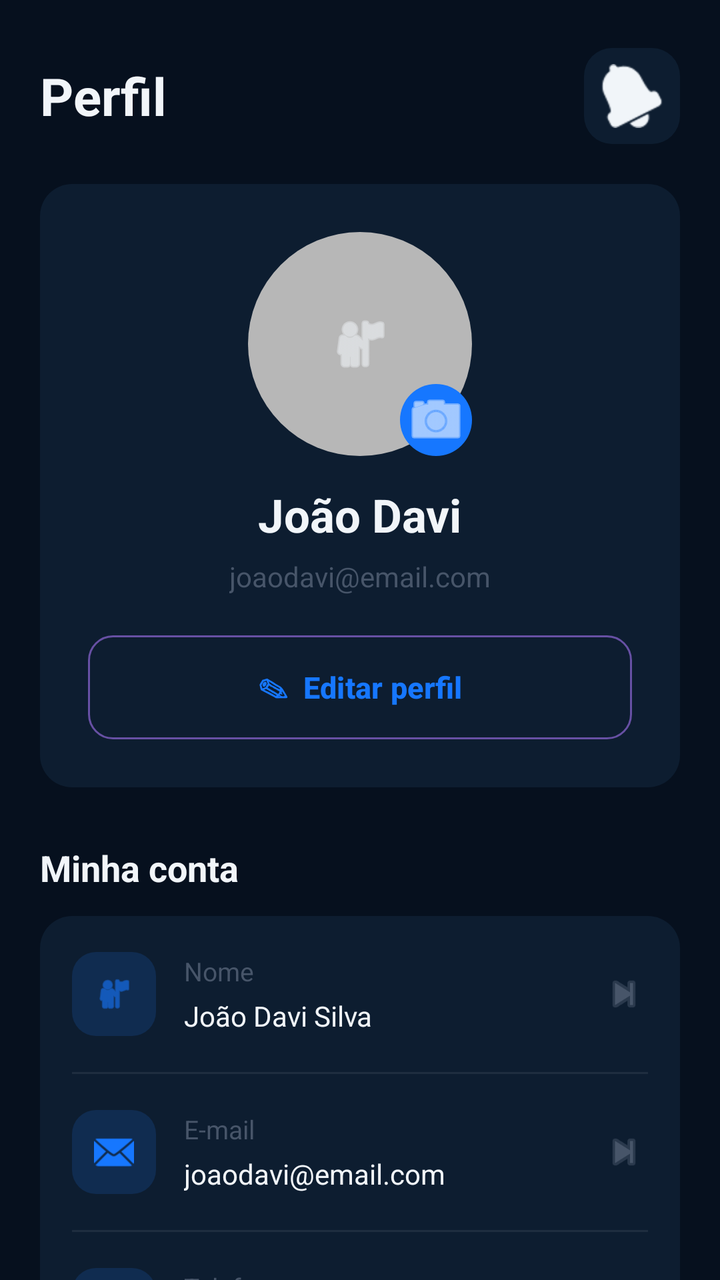
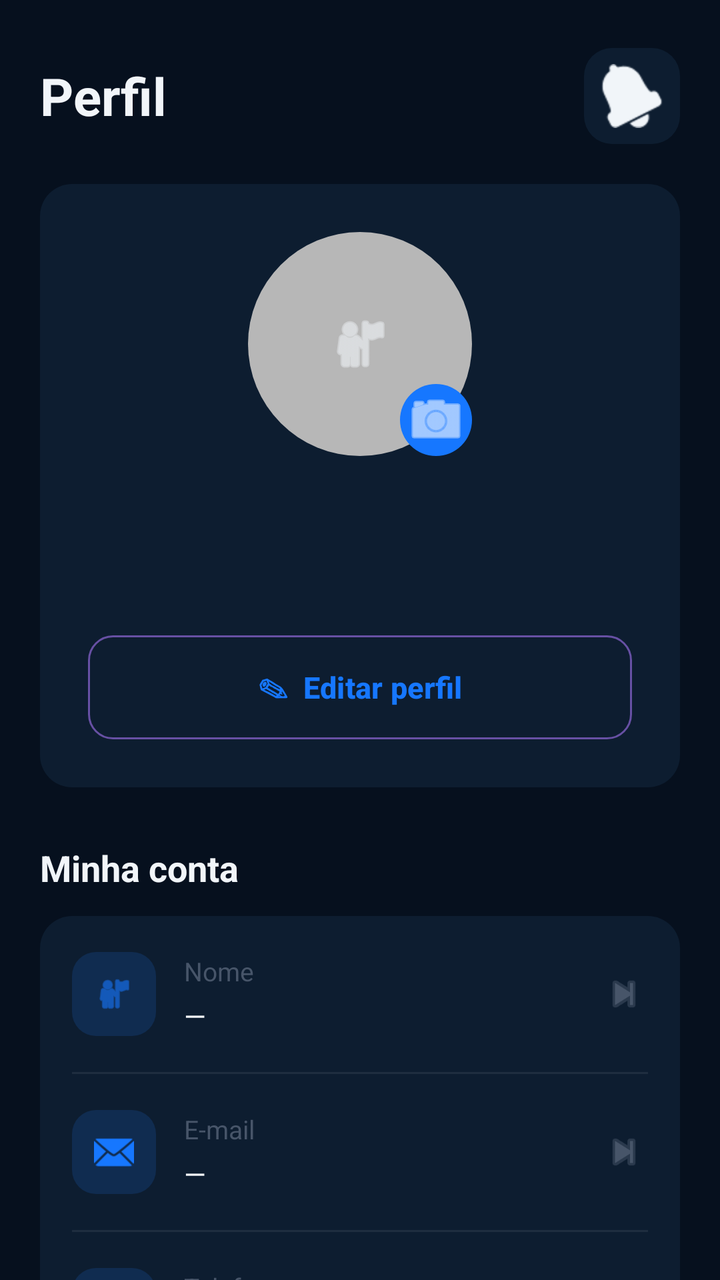

Before-and-after screenshots of an Android layout around one commit, followed by the original layout XML and the change that was made.
<!-- AndroidManifest.xml: application theme Theme.AccurancyMobileApp -->
<!-- res/layout/fragment_profile.xml -->
<?xml version="1.0" encoding="utf-8"?>
<FrameLayout xmlns:android="http://schemas.android.com/apk/res/android"
    xmlns:app="http://schemas.android.com/apk/res-auto"
    xmlns:tools="http://schemas.android.com/tools"
    android:layout_width="match_parent"
    android:layout_height="match_parent"
    android:background="@color/bg_deep"
    tools:context=".fragments.ProfileFragment">

    <androidx.core.widget.NestedScrollView
        android:id="@+id/scrollPerfil"
        android:layout_width="match_parent"
        android:layout_height="match_parent"
        android:clipToPadding="false"
        android:fillViewport="true"
        android:paddingBottom="24dp">

        <LinearLayout
            android:layout_width="match_parent"
            android:layout_height="wrap_content"
            android:orientation="vertical"
            android:paddingStart="20dp"
            android:paddingTop="24dp"
            android:paddingEnd="20dp"
            android:paddingBottom="24dp">

            <LinearLayout
                android:layout_width="match_parent"
                android:layout_height="wrap_content"
                android:layout_marginBottom="20dp"
                android:gravity="center_vertical"
                android:orientation="horizontal">

                <TextView
                    android:layout_width="0dp"
                    android:layout_height="wrap_content"
                    android:layout_weight="1"
                    android:text="Perfil"
                    android:textColor="@color/text_primary"
                    android:textSize="26sp"
                    android:textStyle="bold" />

                <ImageButton
                    android:id="@+id/btnNotificacoes"
                    android:layout_width="48dp"
                    android:layout_height="48dp"
                    android:background="@drawable/bg_icon_button"
                    android:contentDescription="Notificações"
                    android:padding="12dp"
                    android:src="@android:drawable/ic_popup_reminder"
                    app:tint="@color/text_primary" />

            </LinearLayout>

            <LinearLayout
                android:layout_width="match_parent"
                android:layout_height="wrap_content"
                android:layout_marginBottom="28dp"
                android:background="@drawable/bg_card_perfil"
                android:gravity="center_horizontal"
                android:orientation="vertical"
                android:padding="24dp">

                <FrameLayout
                    android:layout_width="112dp"
                    android:layout_height="112dp"
                    android:layout_marginBottom="14dp">

                    <ImageView
                        android:id="@+id/imgFotoPerfil"
                        android:layout_width="112dp"
                        android:layout_height="112dp"
                        android:background="@drawable/bg_avatar"
                        android:contentDescription="Foto de perfil"
                        android:padding="24dp"
                        android:scaleType="centerInside"
                        android:src="@android:drawable/ic_menu_myplaces"
                        app:tint="@color/text_primary" />

                    <ImageButton
                        android:id="@+id/btnAlterarFoto"
                        android:layout_width="36dp"
                        android:layout_height="36dp"
                        android:layout_gravity="bottom|end"
                        android:background="@drawable/bg_avatar_button"
                        android:contentDescription="Alterar foto"
                        android:padding="9dp"
                        android:src="@android:drawable/ic_menu_camera"
                        app:tint="@color/white" />

                </FrameLayout>

                <TextView
                    android:id="@+id/txtNomePerfil"
                    android:layout_width="wrap_content"
                    android:layout_height="wrap_content"
                    android:layout_marginBottom="6dp"
                    android:text="João Davi"
                    android:textColor="@color/text_primary"
                    android:textSize="23sp"
                    android:textStyle="bold" />

                <TextView
                    android:id="@+id/txtEmailPerfil"
                    android:layout_width="wrap_content"
                    android:layout_height="wrap_content"
                    android:layout_marginBottom="20dp"
                    android:text="joaodavi@email.com"
                    android:textColor="@color/text_secondary"
                    android:textSize="14sp" />

                <Button
                    android:id="@+id/btnEditarPerfil"
                    android:layout_width="match_parent"
                    android:layout_height="52dp"
                    android:background="@drawable/bg_button_outline"
                    android:minHeight="0dp"
                    android:padding="0dp"
                    android:text="✎  Editar perfil"
                    android:textAllCaps="false"
                    android:textColor="@color/blue_primary"
                    android:textSize="15sp"
                    android:textStyle="bold" />

            </LinearLayout>

            <TextView
                android:layout_width="wrap_content"
                android:layout_height="wrap_content"
                android:layout_marginBottom="12dp"
                android:text="Minha conta"
                android:textColor="@color/text_primary"
                android:textSize="18sp"
                android:textStyle="bold" />

            <LinearLayout
                android:layout_width="match_parent"
                android:layout_height="wrap_content"
                android:layout_marginBottom="28dp"
                android:background="@drawable/bg_card_perfil"
                android:orientation="vertical"
                android:paddingStart="16dp"
                android:paddingEnd="16dp">

                <LinearLayout
                    android:id="@+id/itemNome"
                    android:layout_width="match_parent"
                    android:layout_height="wrap_content"
                    android:gravity="center_vertical"
                    android:minHeight="78dp"
                    android:orientation="horizontal"
                    android:paddingVertical="12dp">

                    <ImageView
                        android:layout_width="42dp"
                        android:layout_height="42dp"
                        android:background="@drawable/bg_item_icon"
                        android:contentDescription="Nome"
                        android:padding="11dp"
                        android:src="@android:drawable/ic_menu_myplaces"
                        app:tint="@color/blue_primary" />

                    <LinearLayout
                        android:layout_width="0dp"
                        android:layout_height="wrap_content"
                        android:layout_marginStart="14dp"
                        android:layout_weight="1"
                        android:orientation="vertical">

                        <TextView
                            android:layout_width="wrap_content"
                            android:layout_height="wrap_content"
                            android:layout_marginBottom="4dp"
                            android:text="Nome"
                            android:textColor="@color/text_secondary"
                            android:textSize="13sp" />

                        <TextView
                            android:id="@+id/txtNomeConta"
                            android:layout_width="wrap_content"
                            android:layout_height="wrap_content"
                            android:text="João Davi Silva"
                            android:textColor="@color/text_primary"
                            android:textSize="14sp" />

                    </LinearLayout>

                    <ImageView
                        android:layout_width="24dp"
                        android:layout_height="24dp"
                        android:contentDescription="Abrir nome"
                        android:src="@android:drawable/ic_media_next"
                        app:tint="@color/text_secondary" />

                </LinearLayout>

                <View
                    android:layout_width="match_parent"
                    android:layout_height="1dp"
                    android:background="@color/divider" />

                <LinearLayout
                    android:id="@+id/itemEmail"
                    android:layout_width="match_parent"
                    android:layout_height="wrap_content"
                    android:gravity="center_vertical"
                    android:minHeight="78dp"
                    android:orientation="horizontal"
                    android:paddingVertical="12dp">

                    <ImageView
                        android:layout_width="42dp"
                        android:layout_height="42dp"
                        android:background="@drawable/bg_item_icon"
                        android:contentDescription="E-mail"
                        android:padding="11dp"
                        android:src="@android:drawable/ic_dialog_email"
                        app:tint="@color/blue_primary" />

                    <LinearLayout
                        android:layout_width="0dp"
                        android:layout_height="wrap_content"
                        android:layout_marginStart="14dp"
                        android:layout_weight="1"
                        android:orientation="vertical">

                        <TextView
                            android:layout_width="wrap_content"
                            android:layout_height="wrap_content"
                            android:layout_marginBottom="4dp"
                            android:text="E-mail"
                            android:textColor="@color/text_secondary"
                            android:textSize="13sp" />

                        <TextView
                            android:id="@+id/txtEmailConta"
                            android:layout_width="wrap_content"
                            android:layout_height="wrap_content"
                            android:text="joaodavi@email.com"
                            android:textColor="@color/text_primary"
                            android:textSize="14sp" />

                    </LinearLayout>

                    <ImageView
                        android:layout_width="24dp"
                        android:layout_height="24dp"
                        android:contentDescription="Abrir e-mail"
                        android:src="@android:drawable/ic_media_next"
                        app:tint="@color/text_secondary" />

                </LinearLayout>

                <View
                    android:layout_width="match_parent"
                    android:layout_height="1dp"
                    android:background="@color/divider" />

                <LinearLayout
                    android:id="@+id/itemTelefone"
                    android:layout_width="match_parent"
                    android:layout_height="wrap_content"
                    android:gravity="center_vertical"
                    android:minHeight="78dp"
                    android:orientation="horizontal"
                    android:paddingVertical="12dp">

                    <ImageView
                        android:layout_width="42dp"
                        android:layout_height="42dp"
                        android:background="@drawable/bg_item_icon"
                        android:contentDescription="Telefone"
                        android:padding="11dp"
                        android:src="@android:drawable/ic_menu_call"
                        app:tint="@color/blue_primary" />

                    <LinearLayout
                        android:layout_width="0dp"
                        android:layout_height="wrap_content"
                        android:layout_marginStart="14dp"
                        android:layout_weight="1"
                        android:orientation="vertical">

                        <TextView
                            android:layout_width="wrap_content"
                            android:layout_height="wrap_content"
                            android:layout_marginBottom="4dp"
                            android:text="Telefone"
                            android:textColor="@color/text_secondary"
                            android:textSize="13sp" />

                        <TextView
                            android:id="@+id/txtTelefoneConta"
                            android:layout_width="wrap_content"
                            android:layout_height="wrap_content"
                            android:text="(11) 99999-4321"
                            android:textColor="@color/text_primary"
                            android:textSize="14sp" />

                    </LinearLayout>

                    <ImageView
                        android:layout_width="24dp"
                        android:layout_height="24dp"
                        android:contentDescription="Abrir telefone"
                        android:src="@android:drawable/ic_media_next"
                        app:tint="@color/text_secondary" />

                </LinearLayout>

            </LinearLayout>

            <TextView
                android:layout_width="wrap_content"
                android:layout_height="wrap_content"
                android:layout_marginBottom="12dp"
                android:text="Preferências"
                android:textColor="@color/text_primary"
                android:textSize="18sp"
                android:textStyle="bold" />

            <LinearLayout
                android:layout_width="match_parent"
                android:layout_height="wrap_content"
                android:layout_marginBottom="20dp"
                android:background="@drawable/bg_card_perfil"
                android:orientation="vertical"
                android:paddingStart="16dp"
                android:paddingEnd="16dp">

                <LinearLayout
                    android:id="@+id/itemNotificacoes"
                    android:layout_width="match_parent"
                    android:layout_height="wrap_content"
                    android:gravity="center_vertical"
                    android:minHeight="78dp"
                    android:orientation="horizontal"
                    android:paddingVertical="12dp">

                    <ImageView
                        android:layout_width="42dp"
                        android:layout_height="42dp"
                        android:background="@drawable/bg_item_icon"
                        android:contentDescription="Notificações"
                        android:padding="11dp"
                        android:src="@android:drawable/ic_popup_reminder"
                        app:tint="@color/blue_primary" />

                    <LinearLayout
                        android:layout_width="0dp"
                        android:layout_height="wrap_content"
                        android:layout_marginStart="14dp"
                        android:layout_weight="1"
                        android:orientation="vertical">

                        <TextView
                            android:layout_width="wrap_content"
                            android:layout_height="wrap_content"
                            android:layout_marginBottom="4dp"
                            android:text="Notificações"
                            android:textColor="@color/text_primary"
                            android:textSize="14sp"
                            android:textStyle="bold" />

                        <TextView
                            android:layout_width="wrap_content"
                            android:layout_height="wrap_content"
                            android:text="Gerencie suas notificações"
                            android:textColor="@color/text_secondary"
                            android:textSize="13sp" />

                    </LinearLayout>

                    <ImageView
                        android:layout_width="24dp"
                        android:layout_height="24dp"
                        android:contentDescription="Abrir notificações"
                        android:src="@android:drawable/ic_media_next"
                        app:tint="@color/text_secondary" />

                </LinearLayout>

                <View
                    android:layout_width="match_parent"
                    android:layout_height="1dp"
                    android:background="@color/divider" />

                <LinearLayout
                    android:id="@+id/itemAparencia"
                    android:layout_width="match_parent"
                    android:layout_height="wrap_content"
                    android:gravity="center_vertical"
                    android:minHeight="78dp"
                    android:orientation="horizontal"
                    android:paddingVertical="12dp">

                    <ImageView
                        android:layout_width="42dp"
                        android:layout_height="42dp"
                        android:background="@drawable/bg_item_icon"
                        android:contentDescription="Aparência"
                        android:padding="11dp"
                        android:src="@android:drawable/ic_menu_manage"
                        app:tint="@color/blue_primary" />

                    <LinearLayout
                        android:layout_width="0dp"
                        android:layout_height="wrap_content"
                        android:layout_marginStart="14dp"
                        android:layout_weight="1"
                        android:orientation="vertical">

                        <TextView
                            android:layout_width="wrap_content"
                            android:layout_height="wrap_content"
                            android:layout_marginBottom="4dp"
                            android:text="Aparência"
                            android:textColor="@color/text_primary"
                            android:textSize="14sp"
                            android:textStyle="bold" />

                        <TextView
                            android:layout_width="wrap_content"
                            android:layout_height="wrap_content"
                            android:text="Tema escuro"
                            android:textColor="@color/text_secondary"
                            android:textSize="13sp" />

                    </LinearLayout>

                    <ImageView
                        android:layout_width="24dp"
                        android:layout_height="24dp"
                        android:contentDescription="Abrir aparência"
                        android:src="@android:drawable/ic_media_next"
                        app:tint="@color/text_secondary" />

                </LinearLayout>

                <View
                    android:layout_width="match_parent"
                    android:layout_height="1dp"
                    android:background="@color/divider" />

                <LinearLayout
                    android:id="@+id/itemSeguranca"
                    android:layout_width="match_parent"
                    android:layout_height="wrap_content"
                    android:gravity="center_vertical"
                    android:minHeight="78dp"
                    android:orientation="horizontal"
                    android:paddingVertical="12dp">

                    <ImageView
                        android:layout_width="42dp"
                        android:layout_height="42dp"
                        android:background="@drawable/bg_item_icon"
                        android:contentDescription="Segurança"
                        android:padding="11dp"
                        android:src="@android:drawable/ic_lock_lock"
                        app:tint="@color/blue_primary" />

                    <LinearLayout
                        android:layout_width="0dp"
                        android:layout_height="wrap_content"
                        android:layout_marginStart="14dp"
                        android:layout_weight="1"
                        android:orientation="vertical">

                        <TextView
                            android:layout_width="wrap_content"
                            android:layout_height="wrap_content"
                            android:layout_marginBottom="4dp"
                            android:text="Segurança"
                            android:textColor="@color/text_primary"
                            android:textSize="14sp"
                            android:textStyle="bold" />

                        <TextView
                            android:layout_width="wrap_content"
                            android:layout_height="wrap_content"
                            android:text="Login e autenticação"
                            android:textColor="@color/text_secondary"
                            android:textSize="13sp" />

                    </LinearLayout>

                    <ImageView
                        android:layout_width="24dp"
                        android:layout_height="24dp"
                        android:contentDescription="Abrir segurança"
                        android:src="@android:drawable/ic_media_next"
                        app:tint="@color/text_secondary" />

                </LinearLayout>

            </LinearLayout>

            <LinearLayout
                android:id="@+id/itemAlterarSenha"
                android:layout_width="match_parent"
                android:layout_height="wrap_content"
                android:layout_marginBottom="20dp"
                android:background="@drawable/bg_card_perfil"
                android:gravity="center_vertical"
                android:minHeight="76dp"
                android:orientation="horizontal"
                android:padding="16dp">

                <ImageView
                    android:layout_width="42dp"
                    android:layout_height="42dp"
                    android:background="@drawable/bg_item_icon"
                    android:contentDescription="Alterar senha"
                    android:padding="11dp"
                    android:src="@android:drawable/ic_lock_lock"
                    app:tint="@color/blue_primary" />

                <TextView
                    android:layout_width="0dp"
                    android:layout_height="wrap_content"
                    android:layout_marginStart="14dp"
                    android:layout_weight="1"
                    android:text="Alterar senha"
                    android:textColor="@color/text_primary"
                    android:textSize="15sp"
                    android:textStyle="bold" />

                <ImageView
                    android:layout_width="24dp"
                    android:layout_height="24dp"
                    android:contentDescription="Abrir alterar senha"
                    android:src="@android:drawable/ic_media_next"
                    app:tint="@color/text_secondary" />

            </LinearLayout>

            <LinearLayout
                android:id="@+id/itemSair"
                android:layout_width="match_parent"
                android:layout_height="wrap_content"
                android:layout_marginBottom="24dp"
                android:background="@drawable/bg_card_sair"
                android:gravity="center_vertical"
                android:minHeight="76dp"
                android:orientation="horizontal"
                android:padding="16dp">

                <ImageView
                    android:layout_width="42dp"
                    android:layout_height="42dp"
                    android:background="@drawable/bg_icon_sair"
                    android:contentDescription="Sair da conta"
                    android:padding="11dp"
                    android:src="@android:drawable/ic_lock_power_off"
                    app:tint="@color/red_primary" />

                <LinearLayout
                    android:layout_width="0dp"
                    android:layout_height="wrap_content"
                    android:layout_marginStart="14dp"
                    android:layout_weight="1"
                    android:orientation="vertical">

                    <TextView
                        android:layout_width="wrap_content"
                        android:layout_height="wrap_content"
                        android:layout_marginBottom="4dp"
                        android:text="Sair da conta"
                        android:textColor="@color/red_primary"
                        android:textSize="15sp"
                        android:textStyle="bold" />

                    <TextView
                        android:layout_width="wrap_content"
                        android:layout_height="wrap_content"
                        android:text="Encerrar sessão"
                        android:textColor="@color/red_secondary"
                        android:textSize="13sp" />

                </LinearLayout>

                <ImageView
                    android:id="@+id/imgLogout"
                    android:layout_width="24dp"
                    android:layout_height="24dp"
                    android:contentDescription="Sair"
                    android:src="@android:drawable/ic_media_next"
                    app:tint="@color/red_primary" />

            </LinearLayout>

        </LinearLayout>

    </androidx.core.widget.NestedScrollView>
</FrameLayout>
<!-- resources referenced by this layout -->
<resources>
  <color name="bg_deep">#FF06101E</color>
  <color name="blue_primary">#1677FF</color>
  <color name="divider">#12FFFFFF</color>
  <color name="red_primary">#FF5265</color>
  <color name="red_secondary">#C65A68</color>
  <color name="text_primary">#FFF1F5F9</color>
  <color name="text_secondary">#FF475569</color>
  <color name="white">#FFFFFFFF</color>
  <!-- drawable bg_avatar (drawable) -->
  <?xml version="1.0" encoding="utf-8"?>
  <shape xmlns:android="http://schemas.android.com/apk/res/android">
      <solid android:color="#B7B7B7"/>
      <corners android:radius="56dp"/>
  </shape>
  <!-- drawable bg_avatar_button (drawable) -->
  <?xml version="1.0" encoding="utf-8"?>
  <shape xmlns:android="http://schemas.android.com/apk/res/android">
      <solid android:color="@color/blue_primary"/>
      <corners android:radius="18dp"/>
  </shape>
  <!-- drawable bg_button_outline (drawable) -->
  <?xml version="1.0" encoding="utf-8"?>
  <selector xmlns:android="http://schemas.android.com/apk/res/android">
      <item>
          <shape>
              <solid android:color="@android:color/transparent"/>
              <stroke
                  android:width="1dp"
                  android:color="@color/blue_primary"/>
              <corners android:radius="12dp"/>
          </shape>
      </item>
  </selector>
  <!-- drawable bg_card_perfil (drawable) -->
  <?xml version="1.0" encoding="utf-8"?>
  <shape xmlns:android="http://schemas.android.com/apk/res/android">
      <solid android:color="@color/card_background"/>
      <corners android:radius="16dp"/>
  </shape>
  <!-- drawable bg_card_sair (drawable) -->
  <?xml version="1.0" encoding="utf-8"?>
  <shape xmlns:android="http://schemas.android.com/apk/res/android">
      <solid android:color="@color/red_background"/>
      <corners android:radius="16dp"/>
  </shape>
  <!-- drawable bg_icon_button (drawable) -->
  <?xml version="1.0" encoding="utf-8"?>
  <shape xmlns:android="http://schemas.android.com/apk/res/android">
      <solid android:color="@color/card_background"/>
      <corners android:radius="14dp"/>
  </shape>
  <!-- drawable bg_icon_sair (drawable) -->
  <?xml version="1.0" encoding="utf-8"?>
  <selector xmlns:android="http://schemas.android.com/apk/res/android">
  
  </selector>
  <!-- drawable bg_item_icon (drawable) -->
  <?xml version="1.0" encoding="utf-8"?>
  <shape xmlns:android="http://schemas.android.com/apk/res/android">
      <solid android:color="#102C50"/>
      <corners android:radius="12dp"/>
  </shape>
  <style name="Theme.AccurancyMobileApp" parent="Base.Theme.AccurancyMobileApp" />
  <color name="card_background">#0D1D30</color>
  <color name="red_background">#241A29</color>
  <style name="Base.Theme.AccurancyMobileApp" parent="Theme.Material3.DayNight.NoActionBar">
          
          
  
      </style>
</resources>

<!-- the commit's change to res/layout/fragment_profile.xml (unified diff, before → after) -->
@@ -76,6 +76,23 @@
                         android:scaleType="centerInside"
                         android:src="@android:drawable/ic_menu_myplaces"
                         app:tint="@color/text_primary" />
+
+                    <TextView
+                        android:id="@+id/txtIniciaisPerfil"
+                        android:layout_width="112dp"
+                        android:layout_height="112dp"
+                        android:gravity="center"
+                        android:textColor="@color/white"
+                        android:textSize="38sp"
+                        android:textStyle="bold"
+                        android:visibility="gone" />
+
+                    <ProgressBar
+                        android:id="@+id/progressoFoto"
+                        android:layout_width="36dp"
+                        android:layout_height="36dp"
+                        android:layout_gravity="center"
+                        android:visibility="gone" />
 
                     <ImageButton
                         android:id="@+id/btnAlterarFoto"
@@ -95,7 +112,7 @@
                     android:layout_width="wrap_content"
                     android:layout_height="wrap_content"
                     android:layout_marginBottom="6dp"
-                    android:text="João Davi"
+                    android:text=""
                     android:textColor="@color/text_primary"
                     android:textSize="23sp"
                     android:textStyle="bold" />
@@ -105,7 +122,7 @@
                     android:layout_width="wrap_content"
                     android:layout_height="wrap_content"
                     android:layout_marginBottom="20dp"
-                    android:text="joaodavi@email.com"
+                    android:text=""
                     android:textColor="@color/text_secondary"
                     android:textSize="14sp" />
 
@@ -179,7 +196,7 @@
                             android:id="@+id/txtNomeConta"
                             android:layout_width="wrap_content"
                             android:layout_height="wrap_content"
-                            android:text="João Davi Silva"
+                            android:text="—"
                             android:textColor="@color/text_primary"
                             android:textSize="14sp" />
 
@@ -236,9 +253,18 @@
                             android:id="@+id/txtEmailConta"
                             android:layout_width="wrap_content"
                             android:layout_height="wrap_content"
-                            android:text="joaodavi@email.com"
+                            android:text="—"
                             android:textColor="@color/text_primary"
                             android:textSize="14sp" />
+
+                        <TextView
+                            android:id="@+id/txtEmailExtra"
+                            android:layout_width="wrap_content"
+                            android:layout_height="wrap_content"
+                            android:layout_marginTop="3dp"
+                            android:textColor="@color/green_positive"
+                            android:textSize="12sp"
+                            android:visibility="gone" />
 
                     </LinearLayout>
 
@@ -293,7 +319,7 @@
                             android:id="@+id/txtTelefoneConta"
                             android:layout_width="wrap_content"
                             android:layout_height="wrap_content"
-                            android:text="(11) 99999-4321"
+                            android:text="—"
                             android:textColor="@color/text_primary"
                             android:textSize="14sp" />
 
<!-- resource entries referenced after the edit -->
@@ -3,6 +3,7 @@
   <color name="bg_deep">#FF06101E</color>
   <color name="blue_primary">#1677FF</color>
   <color name="divider">#12FFFFFF</color>
+  <color name="green_positive">#22C55E</color>
   <color name="red_primary">#FF5265</color>
   <color name="red_secondary">#C65A68</color>
   <color name="text_primary">#FFF1F5F9</color>
